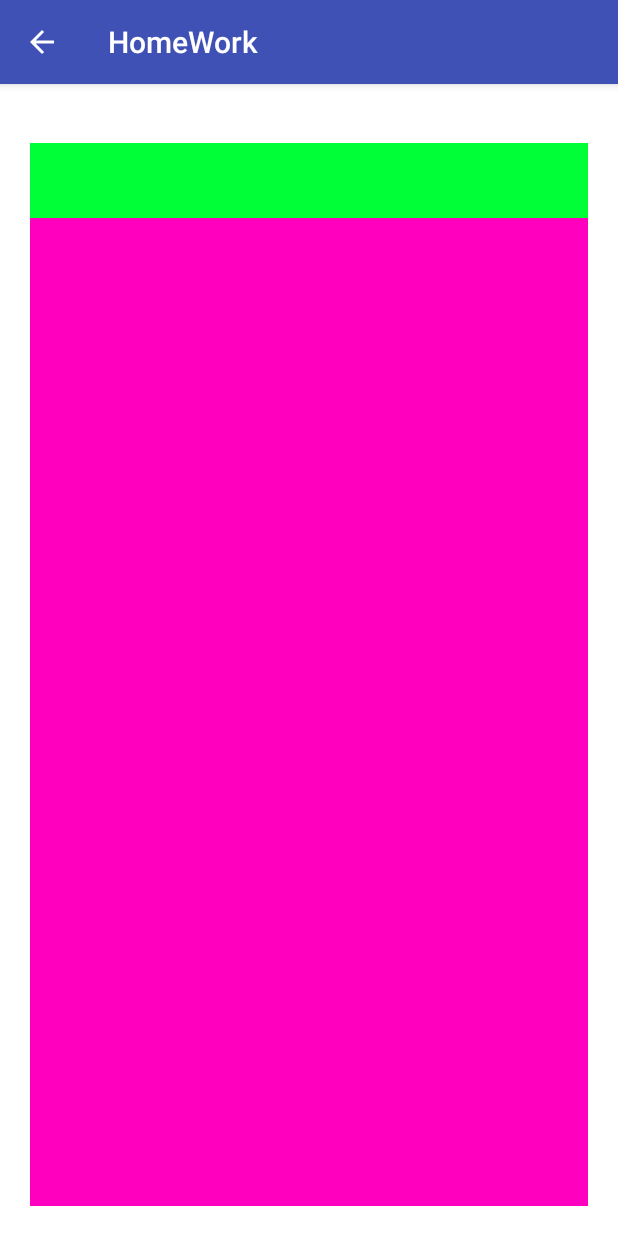
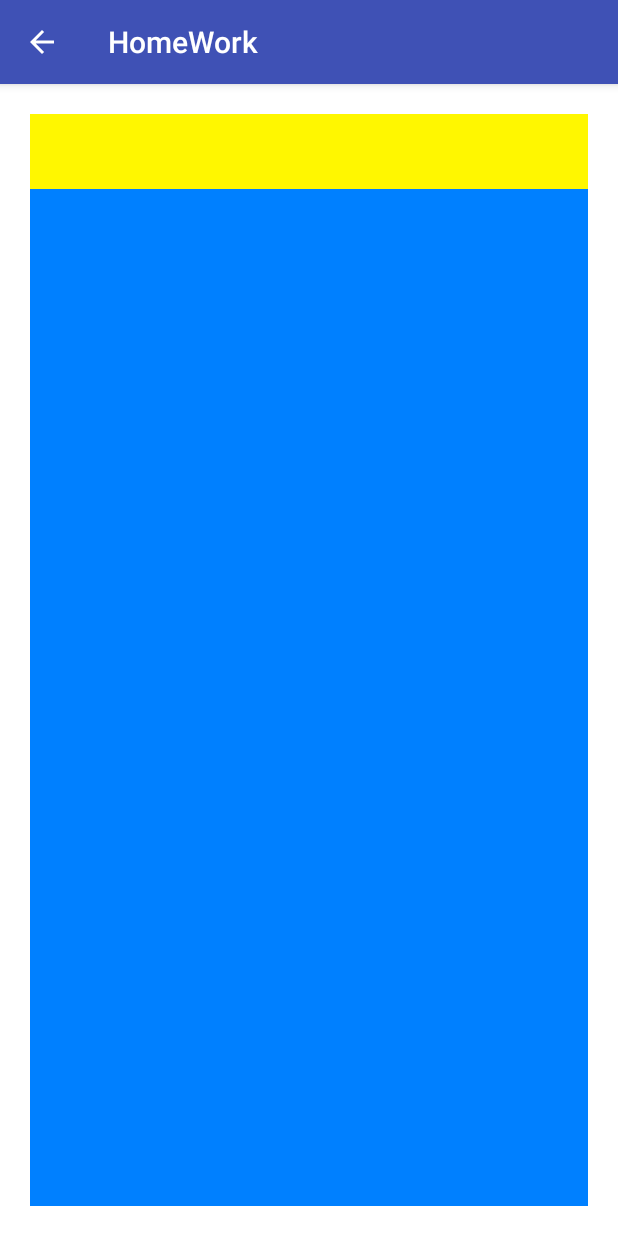
Before and after one commit to Mits1388/AndroidProject, an Android app: the HomeWork7Activity screen opened directly, with no data from a screen before it, on a phone screen of 412 x 824 dp. Run offline under Robolectric (Android 15) with nearby library versions, the phone set to English and light mode, and no system bars; our stand-ins replace RxJava.

Commit message:
homework

```diff
--- a/MyFirstProject/app/src/main/java/com/example/mits16/myfirstproject/homework7/HomeWork7Activity.java
+++ b/MyFirstProject/app/src/main/java/com/example/mits16/myfirstproject/homework7/HomeWork7Activity.java
@@ -2,76 +2,42 @@ package com.example.mits16.myfirstproject.homework7;
 
 import android.os.Bundle;
 import android.support.annotation.Nullable;
-import android.support.v4.app.Fragment;
-import android.support.v4.app.FragmentManager;
 import android.support.v4.app.FragmentTransaction;
 import android.support.v7.app.AppCompatActivity;
-import android.util.Log;
-import android.view.Gravity;
 import android.view.View;
-import android.widget.Button;
-import android.widget.TextView;
-import android.widget.Toast;
-
 import com.example.mits16.myfirstproject.R;
-import com.jakewharton.rxbinding2.view.RxView;
-import com.jakewharton.rxbinding2.widget.RxTextView;
-
-import org.reactivestreams.Subscription;
-
-import io.reactivex.Observer;
-import io.reactivex.disposables.Disposable;
+import io.reactivex.Observable;
 import io.reactivex.subjects.PublishSubject;
 
 /**
  * Created by mizz8 on 02.03.2018.
  */
 
-public class HomeWork7Activity extends AppCompatActivity {
-    private boolean isOnevisible = true;
+public class HomeWork7Activity extends AppCompatActivity implements PublishContract {
+
+    public PublishSubject<Integer> publishSubject = PublishSubject.create();
+    private int count = 0;
 
     @Override
     protected void onCreate(@Nullable Bundle savedInstanceState) {
         super.onCreate(savedInstanceState);
         setContentView(R.layout.activity_homework7);
 
-
-
         findViewById(R.id.buttonFragment).setOnClickListener(new View.OnClickListener() {
             @Override
             public void onClick(View view) {
-                changeFragment();
+                publishSubject.onNext(count);
+                count++;
             }
         });
 
-        //проверка
-        if(savedInstanceState == null) {
-            showFragment(OneFragment.getInstance());
-        }
+        FragmentTransaction transaction = getSupportFragmentManager().beginTransaction();
+        transaction.replace(R.id.container, OneFragment.getInstance());
+        transaction.commit();
     }
 
-
-    private void changeFragment(){
-        if(isOnevisible){
-            showFragment(TwoFragment.getInstance());
-            isOnevisible = false;
-        }else {
-            showFragment(OneFragment.getInstance());
-            isOnevisible = true;
-        }
-    }
-
-    private void showFragment(Fragment fragment){
-        FragmentManager fragmentManager = getSupportFragmentManager();
-        FragmentTransaction fragmentTransaction = fragmentManager.beginTransaction();
-        // замена одного фрагмента на другой
-        fragmentTransaction.replace(R.id.container,fragment);
-        // fragmentTransaction.replace(R.id.container,fragment.getClass().getSimpleName());
-        //кнопка назад
-        fragmentTransaction.addToBackStack(fragment.getTag());
-        // fragmentTransaction.addToBackStack(fragment.getClass().getSimpleName());
-        //выполнить транзакцию
-        fragmentTransaction.commit();
-
+    @Override
+    public Observable<Integer> getObserable() {
+        return publishSubject;
     }
 }
--- a/MyFirstProject/app/src/main/java/com/example/mits16/myfirstproject/homework7/OneFragment.java
+++ b/MyFirstProject/app/src/main/java/com/example/mits16/myfirstproject/homework7/OneFragment.java
@@ -1,5 +1,7 @@
 package com.example.mits16.myfirstproject.homework7;
 
+import android.app.Activity;
+import android.content.Context;
 import android.os.Bundle;
 import android.support.annotation.NonNull;
 import android.support.annotation.Nullable;
@@ -7,16 +9,25 @@ import android.support.v4.app.Fragment;
 import android.view.LayoutInflater;
 import android.view.View;
 import android.view.ViewGroup;
-
+import android.widget.TextView;
 import com.example.mits16.myfirstproject.R;
+import io.reactivex.disposables.Disposable;
+import io.reactivex.functions.Consumer;
+import io.reactivex.functions.Function;
 
 /**
  * Created by mizz8 on 02.03.2018.
  */
 
 public class OneFragment extends Fragment {
+    TextView textView;
+    private PublishContract publishContract;
+    private Disposable disposable;
 
-       public static OneFragment getInstance(){
+
+
+
+    public static OneFragment getInstance(){
         return new OneFragment();
 
     }
@@ -26,15 +37,59 @@ public class OneFragment extends Fragment {
     public View onCreateView(@NonNull LayoutInflater inflater, @Nullable ViewGroup container, @Nullable Bundle savedInstanceState) {
         return getLayoutInflater().inflate(R.layout.fragment_one,container,false);
 
-    }
 
-    @Override
-    public void onActivityCreated(@Nullable Bundle savedInstanceState) {
-        super.onActivityCreated(savedInstanceState);
+
     }
 
     @Override
     public void onViewCreated(@NonNull View view, @Nullable Bundle savedInstanceState) {
         super.onViewCreated(view, savedInstanceState);
+        textView = view.findViewById(R.id.textFragment);
+
+        view.setOnClickListener((new View.OnClickListener() {
+            @Override
+            public void onClick(View view) {
+                subsribe();
+            }
+        }));
+
+    }
+
+    @Override
+    public void onResume() {
+        super.onResume();
+                    subsribe();
+    }
+
+    private void subsribe(){
+        disposable = publishContract.getObserable()
+                .map(new Function<Integer, String>() {
+                    @Override
+                    public String apply(Integer integer) throws Exception {
+                        return String.valueOf(integer);
+
+                    }
+                }).subscribe(new Consumer<String>() {
+                    @Override
+                    public void accept(String text) throws Exception {
+                        textView.setText(text);
+
+                    }
+                });
+    }
+
+    @Override
+    public void onAttach(Context context) {
+        super.onAttach(context);
+        Activity activity = getActivity();
+        if(activity!=null){
+            publishContract = (PublishContract) activity;
+        }
+    }
+
+    @Override
+    public void onDetach() {
+        super.onDetach();
+        publishContract = null;
     }
 }
--- /dev/null
+++ b/MyFirstProject/app/src/main/java/com/example/mits16/myfirstproject/homework7/PublishContract.java
@@ -0,0 +1,11 @@
+package com.example.mits16.myfirstproject.homework7;
+
+import io.reactivex.Observable;
+
+/**
+ * Created by mizz8 on 05.03.2018.
+ */
+
+interface PublishContract {
+    Observable<Integer> getObserable();
+}
--- a/MyFirstProject/app/src/main/res/layout/activity_homework7.xml
+++ b/MyFirstProject/app/src/main/res/layout/activity_homework7.xml
@@ -4,18 +4,11 @@
     android:layout_height="match_parent"
     android:background="#ffffff"
     android:padding="20dp">
-    <TextView
-        android:id="@+id/countText"
-        android:layout_width="match_parent"
-        android:layout_height="wrap_content"
-        android:gravity="center"
-        android:textColor="#ff0101"
-        />
     <View
         android:id="@+id/buttonFragment"
         android:layout_width="match_parent"
         android:layout_height="50dp"
-        android:background="#01ff38"/>
+        android:background="#fff700"/>
     <FrameLayout
         android:id="@+id/container"
         android:layout_width="match_parent"
--- a/MyFirstProject/app/src/main/res/layout/fragment_one.xml
+++ b/MyFirstProject/app/src/main/res/layout/fragment_one.xml
@@ -3,5 +3,13 @@
     android:orientation="vertical" android:layout_width="match_parent"
     android:layout_height="match_parent"
     android:background="#ff00bf">
+    <TextView
+        android:id="@+id/textFragment"
+        android:layout_width="match_parent"
+        android:layout_height="match_parent"
+        android:background="#0080ff"
+        android:textColor="#ffffff"
+        android:textSize="100dp"
+        android:gravity="center"/>
 
 </LinearLayout>
--- a/MyFirstProject/app/src/main/res/values/strings.xml
+++ b/MyFirstProject/app/src/main/res/values/strings.xml
@@ -25,4 +25,7 @@
     <string name="wi_fi_off">Wi-Fi OFF</string>
     <string name="homework6">HomeWork6</string>
     <string name="homework7">HomeWork7</string>
+    <string name="homework8">HomeWork8</string>
+    <string name="timer">TIMER</string>
+    <string name="homework9">HomeWork9</string>
 </resources>
```
Also changed, not shown: MyFirstProject/app/src/main/AndroidManifest.xml (+6 -3 lines), MyFirstProject/app/src/main/java/com/example/mits16/myfirstproject/MenuActivity.java (+14 -1 lines), MyFirstProject/app/src/main/java/com/example/mits16/myfirstproject/homework8/HomeWork8Activity.java (added, +82 -0 lines), MyFirstProject/app/src/main/java/com/example/mits16/myfirstproject/homework9/HomeWork9Activity.java (added, +21 -0 lines), MyFirstProject/app/src/main/res/layout/activity_homework8.xml (added, +34 -0 lines), MyFirstProject/app/src/main/res/layout/activity_homework9.xml (added, +11 -0 lines), MyFirstProject/app/src/main/res/layout/activity_menu.xml (+22 -1 lines).
